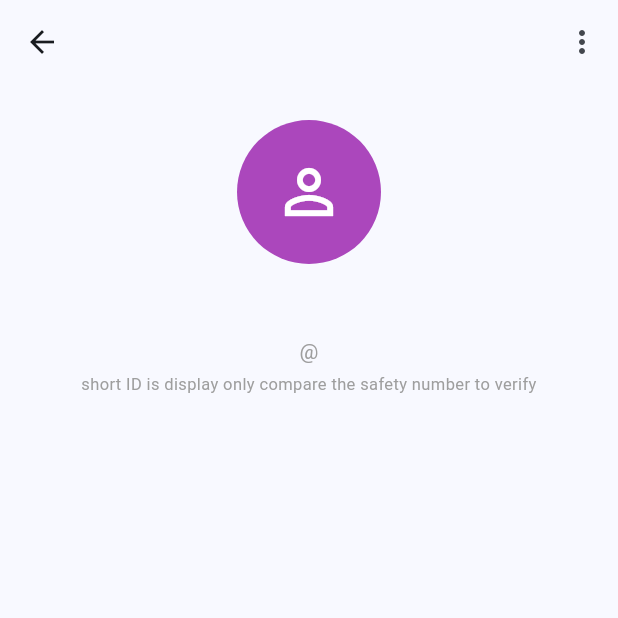
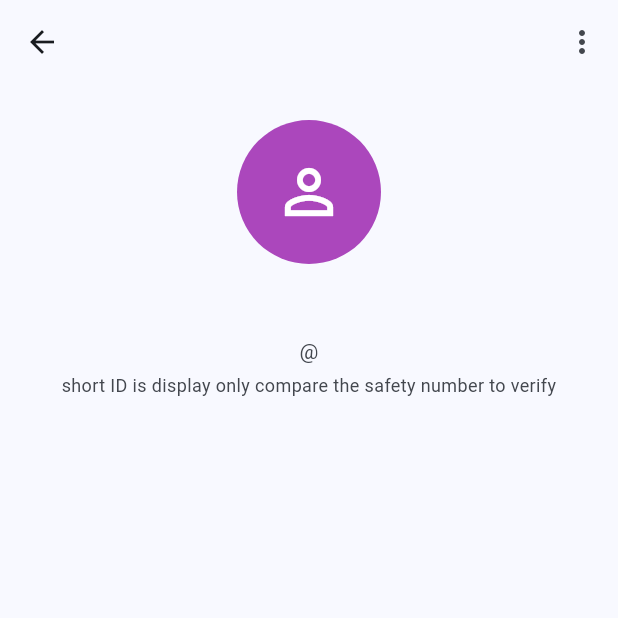
Before and after one commit to shamekhing/Ahoy, a Flutter app: the ChatScreen screen opened directly with empty values, after a tap on the "lock outline" icon, on a phone screen of 412 x 824 dp, the top half of it. Run offline on Flutter 3.47's test engine with Material 3 defaults, Android fonts, the phone set to English and light mode, and no system bars; our stand-ins replace audioplayers, flutter_blue_plus, flutter_secure_storage, image_picker, local_auth, permission_handler and 1 more; missing offline and left inert: encrypt, pointycastle, record; accounts and stored records are empty.

Commit message:
Use semantic theme colors and legible text sizes everywhere (UI review items 21-22)

```diff
--- a/lib/Ahoy/ahoy_app.dart
+++ b/lib/Ahoy/ahoy_app.dart
@@ -130,7 +130,7 @@ class _AhoyAppState extends State<AhoyApp> {
               child: Text(
                 'Startup error:\n$_initError',
                 textAlign: TextAlign.center,
-                style: const TextStyle(color: Colors.red),
+                style: TextStyle(color: Theme.of(context).colorScheme.error),
               ),
             ),
           ),
--- a/lib/Ahoy/screens/auth/sign_in_screen.dart
+++ b/lib/Ahoy/screens/auth/sign_in_screen.dart
@@ -103,7 +103,7 @@ class _SignInScreenState extends State<SignInScreen> {
                     const SizedBox(height: 8),
                     Text(
                       auth.error!,
-                      style: const TextStyle(color: Colors.red),
+                      style: TextStyle(color: Theme.of(context).colorScheme.error),
                     ),
                   ],
                   const SizedBox(height: 16),
--- a/lib/Ahoy/screens/auth/sign_up_screen.dart
+++ b/lib/Ahoy/screens/auth/sign_up_screen.dart
@@ -97,9 +97,9 @@ class _SignUpScreenState extends State<SignUpScreen> {
           ),
           TextButton(
             onPressed: () => Navigator.pop(dialogContext, true),
-            child: const Text(
+            child: Text(
               'Erase & Replace',
-              style: TextStyle(color: Colors.red),
+              style: TextStyle(color: Theme.of(dialogContext).colorScheme.error),
             ),
           ),
         ],
@@ -208,7 +208,7 @@ class _SignUpScreenState extends State<SignUpScreen> {
               ),
               if (auth.error != null) ...[
                 const SizedBox(height: 12),
-                Text(auth.error!, style: const TextStyle(color: Colors.red)),
+                Text(auth.error!, style: TextStyle(color: Theme.of(context).colorScheme.error)),
               ],
               const SizedBox(height: 24),
               SizedBox(
--- a/lib/Ahoy/screens/chat/chat_screen.dart
+++ b/lib/Ahoy/screens/chat/chat_screen.dart
@@ -173,8 +173,8 @@ class _ChatScreenState extends State<ChatScreen> {
           children: [
             if (!conv.isBlocked)
               ListTile(
-                leading: const Icon(Icons.block, color: Colors.red),
-                title: const Text('Block', style: TextStyle(color: Colors.red)),
+                leading: Icon(Icons.block, color: Theme.of(context).colorScheme.error),
+                title: Text('Block', style: TextStyle(color: Theme.of(context).colorScheme.error)),
                 onTap: () async {
                   Navigator.pop(context);
                   final discovery = context.read<DiscoveryProvider>();
@@ -195,10 +195,10 @@ class _ChatScreenState extends State<ChatScreen> {
                 },
               ),
             ListTile(
-              leading: const Icon(Icons.delete_outline, color: Colors.red),
-              title: const Text(
+              leading: Icon(Icons.delete_outline, color: Theme.of(context).colorScheme.error),
+              title: Text(
                 'Delete Conversation',
-                style: TextStyle(color: Colors.red),
+                style: TextStyle(color: Theme.of(context).colorScheme.error),
               ),
               onTap: () async {
                 Navigator.pop(context);
@@ -224,7 +224,7 @@ class _ChatScreenState extends State<ChatScreen> {
           ),
           FilledButton(
             onPressed: () => Navigator.pop(context, true),
-            style: FilledButton.styleFrom(backgroundColor: Colors.red),
+            style: FilledButton.styleFrom(backgroundColor: Theme.of(context).colorScheme.error),
             child: const Text('Delete'),
           ),
         ],
@@ -271,7 +271,7 @@ class _ChatScreenState extends State<ChatScreen> {
             else
               const Text(
                 'Not nearby',
-                style: TextStyle(fontSize: 11, color: Colors.grey),
+                style: TextStyle(fontSize: 12, color: Colors.grey),
               ),
           ],
         ),
@@ -294,13 +294,13 @@ class _ChatScreenState extends State<ChatScreen> {
         ],
       ),
       body: conv.isBlocked
-          ? const Center(
+          ? Center(
               child: Column(
                 mainAxisSize: MainAxisSize.min,
                 children: [
-                  Icon(Icons.block, size: 64, color: Colors.red),
-                  SizedBox(height: 12),
-                  Text('This conversation is blocked'),
+                  Icon(Icons.block, size: 64, color: Theme.of(context).colorScheme.error),
+                  const SizedBox(height: 12),
+                  const Text('This conversation is blocked'),
                 ],
               ),
             )
--- a/lib/Ahoy/screens/profile/my_profile_screen.dart
+++ b/lib/Ahoy/screens/profile/my_profile_screen.dart
@@ -104,7 +104,7 @@ class MyProfileScreen extends StatelessWidget {
             'This is your key fingerprint peers see the same number on '
             'your profile card. Open a peer\'s profile to compare your '
             'per-conversation safety number.',
-            style: TextStyle(color: Colors.grey, fontSize: 11),
+            style: TextStyle(color: Colors.grey, fontSize: 12),
           ),
           if (user.statusMessage != null && user.statusMessage!.isNotEmpty) ...[
             const SizedBox(height: 8),
--- a/lib/Ahoy/screens/profile/peer_profile_screen.dart
+++ b/lib/Ahoy/screens/profile/peer_profile_screen.dart
@@ -39,6 +39,9 @@ class PeerProfileScreen extends StatelessWidget {
     final isBlocked = discovery.blockedUuids.contains(peer.uuid);
     final trust = chat.peerTrust(peer.uuid);
     final hasKeyChange = trust?.pendingKey != null;
+    // Theme-aware containers replace hardcoded pale tints that turned
+    // near-invisible in dark mode (UI review #21).
+    final colorScheme = Theme.of(context).colorScheme;
 
     return Scaffold(
       appBar: AppBar(
@@ -48,9 +51,9 @@ class PeerProfileScreen extends StatelessWidget {
             onSelected: (action) => _handleAction(context, action, discovery),
             itemBuilder: (_) => [
               if (!isBlocked)
-                const PopupMenuItem(
+                PopupMenuItem(
                   value: 'block',
-                  child: Text('Block', style: TextStyle(color: Colors.red)),
+                  child: Text('Block', style: TextStyle(color: colorScheme.error)),
                 )
               else
                 const PopupMenuItem(value: 'unblock', child: Text('Unblock')),
@@ -74,15 +77,18 @@ class PeerProfileScreen extends StatelessWidget {
           Center(
             child: Text(
               '@${peer.shortId}',
-              style: const TextStyle(color: Colors.grey),
+              style: TextStyle(color: colorScheme.onSurfaceVariant),
             ),
           ),
           const SizedBox(height: 4),
-          const Center(
+          Center(
             child: Text(
               'short ID is display only compare the safety number to verify',
               textAlign: TextAlign.center,
-              style: TextStyle(color: Colors.grey, fontSize: 11),
+              style: TextStyle(
+                color: colorScheme.onSurfaceVariant,
+                fontSize: 12,
+              ),
             ),
           ),
           if (trust != null) ...[
@@ -96,30 +102,38 @@ class PeerProfileScreen extends StatelessWidget {
             Container(
               padding: const EdgeInsets.all(12),
               decoration: BoxDecoration(
-                color: Colors.orange.shade50,
+                color: colorScheme.tertiaryContainer,
                 borderRadius: BorderRadius.circular(8),
-                border: Border.all(color: Colors.orange.shade200),
               ),
               child: Column(
                 crossAxisAlignment: CrossAxisAlignment.start,
                 children: [
-                  const Row(
+                  Row(
                     children: [
-                      Icon(Icons.warning_amber_rounded, color: Colors.orange),
-                      SizedBox(width: 8),
+                      Icon(
+                        Icons.warning_amber_rounded,
+                        color: colorScheme.onTertiaryContainer,
+                      ),
+                      const SizedBox(width: 8),
                       Text(
                         'Identity changed',
-                        style: TextStyle(fontWeight: FontWeight.bold),
+                        style: TextStyle(
+                          fontWeight: FontWeight.bold,
+                          color: colorScheme.onTertiaryContainer,
+                        ),
                       ),
                     ],
                   ),
                   const SizedBox(height: 8),
-                  const Text(
+                  Text(
                     'A different public key was announced for this peer. '
                     'Messages are still sealed to the key you already know. '
                     'Compare the safety number out of band before trusting '
                     'the new key.',
-                    style: TextStyle(fontSize: 12),
+                    style: TextStyle(
+                      fontSize: 12,
+                      color: colorScheme.onTertiaryContainer,
+                    ),
                   ),
                   Row(
                     mainAxisAlignment: MainAxisAlignment.end,
@@ -161,7 +175,7 @@ class PeerProfileScreen extends StatelessWidget {
             const Text(
               'Read this number aloud with your peer it is identical on '
               'both devices for this conversation.',
-              style: TextStyle(color: Colors.grey, fontSize: 11),
+              style: TextStyle(color: Colors.grey, fontSize: 12),
             ),
           ],
           if (peer.statusMessage != null && peer.statusMessage!.isNotEmpty) ...[
@@ -182,17 +196,16 @@ class PeerProfileScreen extends StatelessWidget {
             Container(
               padding: const EdgeInsets.all(12),
               decoration: BoxDecoration(
-                color: Colors.red.shade50,
+                color: colorScheme.errorContainer,
                 borderRadius: BorderRadius.circular(8),
-                border: Border.all(color: Colors.red.shade200),
               ),
-              child: const Row(
+              child: Row(
                 children: [
-                  Icon(Icons.block, color: Colors.red),
-                  SizedBox(width: 8),
+                  Icon(Icons.block, color: colorScheme.onErrorContainer),
+                  const SizedBox(width: 8),
                   Text(
                     'You have blocked this person',
-                    style: TextStyle(color: Colors.red),
+                    style: TextStyle(color: colorScheme.onErrorContainer),
                   ),
                 ],
               ),
--- a/lib/Ahoy/widgets/common/transport_badge.dart
+++ b/lib/Ahoy/widgets/common/transport_badge.dart
@@ -14,7 +14,7 @@ class TransportBadge extends StatelessWidget {
       avatar: Icon(_icon, size: 14, color: Colors.white),
       label: Text(
         _label,
-        style: const TextStyle(fontSize: 11, color: Colors.white),
+        style: const TextStyle(fontSize: 12, color: Colors.white),
       ),
       backgroundColor: _color,
       padding: const EdgeInsets.symmetric(horizontal: 4),
--- a/lib/Ahoy/widgets/discover/peer_card.dart
+++ b/lib/Ahoy/widgets/discover/peer_card.dart
@@ -63,7 +63,10 @@ class PeerCard extends StatelessWidget {
         isThreeLine:
             peer.statusMessage != null && peer.statusMessage!.isNotEmpty,
         trailing: peer.isBlocked
-            ? const Icon(Icons.block, color: Colors.red)
+            ? Icon(
+                Icons.block,
+                color: Theme.of(context).colorScheme.error,
+              )
             : TextButton(onPressed: onConnect, child: const Text('Chat')),
         onTap: onViewProfile,
       ),
```
Also changed, not shown: lib/Ahoy/screens/chat/conversations_screen.dart (+16 -7 lines), lib/Ahoy/screens/settings/settings_screen.dart (+4 -4 lines), lib/Ahoy/widgets/chat/message_bubble.dart (+7 -3 lines), 1 other file.
